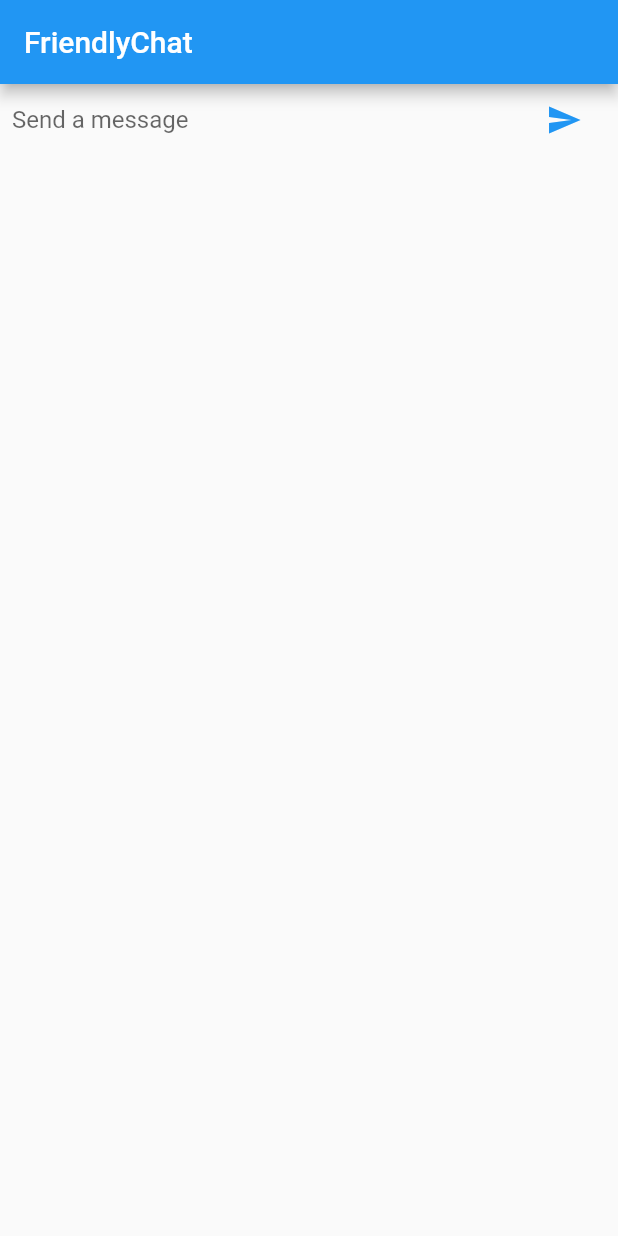
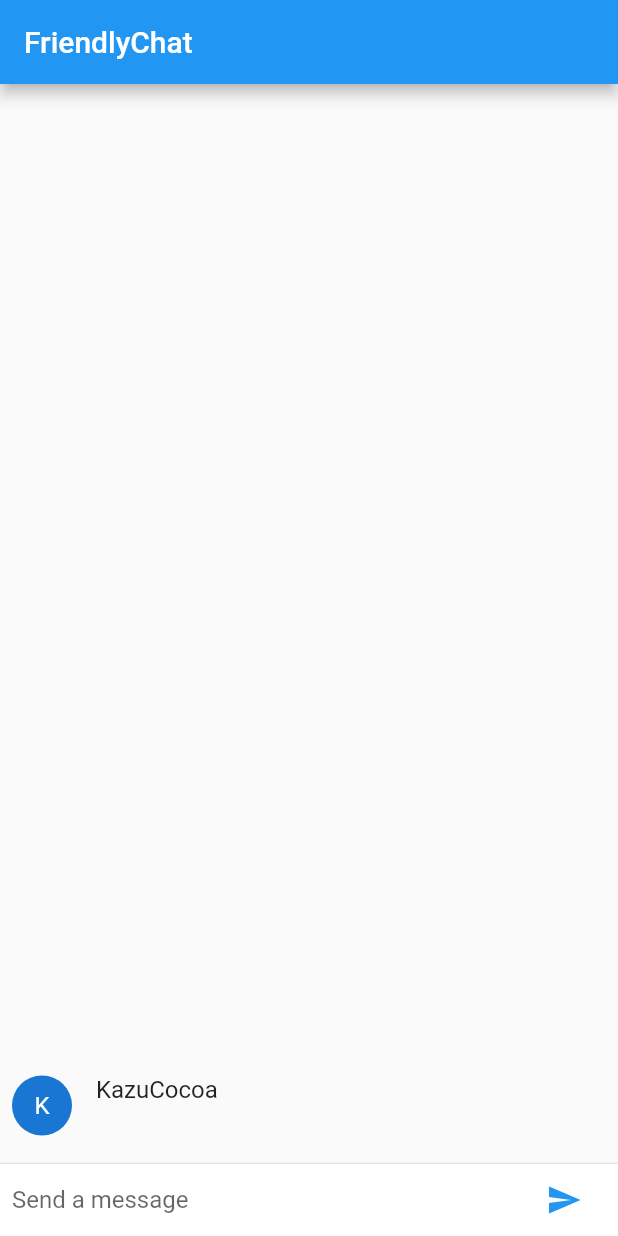
Before and after one commit to KazuCocoa/my_flutter_app, a Flutter app: the screen it shows after launch, after a tap on the "send" icon, on a phone screen of 412 x 824 dp. Run offline on Flutter 3.47's test engine with Material 2 defaults, Android fonts, the phone set to English and light mode, and no system bars.

Commit message:
add text and sending it

```diff
--- a/lib/main.dart
+++ b/lib/main.dart
@@ -24,10 +24,28 @@ class ChatScreenState extends State<ChatScreen> {
       appBar: new AppBar(
         title: new Text("FriendlyChat"),
       ),
-      body: _buildTextComposer(),
+      body: new Column(
+        children: <Widget>[
+          new Flexible(
+            child: new ListView.builder(
+              padding: new EdgeInsets.all(8.0),
+              reverse: true,
+              itemBuilder: (_, int index) => _messages[index],
+              itemCount: _messages.length,
+            ),
+          ),
+          new Divider(height: 1.0),
+          new Container(
+            decoration: new BoxDecoration(
+              color: Theme.of(context).cardColor),
+            child: _buildTextComposer(),
+          ),
+        ],
+      ),
     );
   }
 
+  final List<ChatMessage> _messages = <ChatMessage>[];
   final TextEditingController _textController = new TextEditingController();
 
   Widget _buildTextComposer() {
@@ -61,5 +79,44 @@ class ChatScreenState extends State<ChatScreen> {
 
   void _handleSubmitted(String text) {
     _textController.clear();
+    ChatMessage message = new ChatMessage(
+      text: text,
+    );
+    setState(() {
+      _messages.insert(0, message);
+    });
   }
 }
+
+const String _name = "KazuCocoa";
+
+class ChatMessage extends StatelessWidget {
+  ChatMessage({this.text});
+  final String text;
+
+  @override
+  Widget build(BuildContext context) {
+    return new Container(
+      margin: const EdgeInsets.symmetric(vertical: 10.0),
+      child: new Row(
+        crossAxisAlignment: CrossAxisAlignment.start,
+        children: <Widget>[
+          new Container(
+            margin: const EdgeInsets.only(right: 16.0),
+            child: new CircleAvatar(child: new Text(_name[0])),
+          ),
+          new Column(
+            crossAxisAlignment: CrossAxisAlignment.start,
+            children: <Widget>[
+              new Text(_name, style: Theme.of(context).textTheme.subhead),
+              new Container(
+                margin: const EdgeInsets.only(top: 5.0),
+                child: new Text(text),
+              ),
+            ],
+          ),
+        ],
+      ),
+    );
+  }
+}
```
